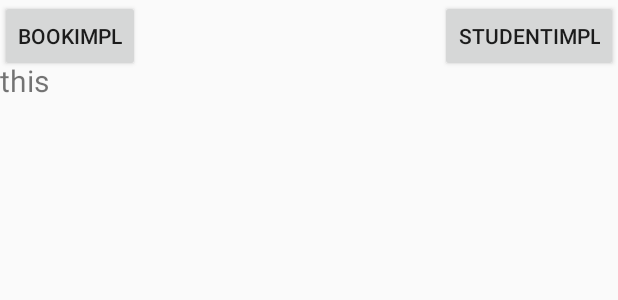
After one commit to sshhsun-code/AndroidReview, an Android app: the layout activity_binder_pool.xml on its own in the app's theme, with its tools: preview values and no code run, on a phone screen of 412 x 824 dp. The commit adds this screen. Shown: the top 300 px of the screen. Run offline under Robolectric (Android 15) with nearby library versions, the phone set to English and light mode, and no system bars.

Commit message:
[Code] 完善结束“Binder连接池”代码

```diff
--- a/app/src/main/AndroidManifest.xml
+++ b/app/src/main/AndroidManifest.xml
@@ -39,6 +39,8 @@
             android:launchMode="standard"/>
         <activity android:name=".aidl3.MessengerActivity"
             android:launchMode="standard"/>
+        <activity android:name=".aidl4_binderpool.BinderPoolActivity"
+            android:launchMode="standard"/>
         <service android:name=".adil_Test.MyAidlService"
             android:enabled="true"
             android:exported="true"
@@ -51,6 +53,10 @@
             android:enabled="true"
             android:exported="true"
             android:process=":aidl"/>
+        <service android:name=".aidl4_binderpool.BinderPoolService"
+            android:enabled="true"
+            android:exported="true"
+            android:process=":aidl"/>
     </application>
 
 </manifest>
--- a/app/src/main/java/com/review/sunqi/iamss/androidreview/MainActivity.java
+++ b/app/src/main/java/com/review/sunqi/iamss/androidreview/MainActivity.java
@@ -10,6 +10,7 @@ import android.view.View;
 import com.review.sunqi.iamss.androidreview.adil_Test.AidlTestActivity;
 import com.review.sunqi.iamss.androidreview.aidl2.AidlTest2Activity;
 import com.review.sunqi.iamss.androidreview.aidl3.MessengerActivity;
+import com.review.sunqi.iamss.androidreview.aidl4_binderpool.BinderPoolActivity;
 import com.review.sunqi.iamss.androidreview.fragment_test.HolderActivity;
 import com.review.sunqi.iamss.androidreview.serializablepkg.SerializableTestDemo;
 
@@ -29,6 +30,7 @@ public class MainActivity extends Activity {
         findViewById(R.id.fouth_activity_jump).setOnClickListener(mClickListener);
         findViewById(R.id.fifth_activity_jump).setOnClickListener(mClickListener);
         findViewById(R.id.sixth_activity_jump).setOnClickListener(mClickListener);
+        findViewById(R.id.binder_pool_activity_jump).setOnClickListener(mClickListener);
         Log.e(TAG, "onCreate");
     }
 
@@ -60,6 +62,10 @@ public class MainActivity extends Activity {
                     case R.id.sixth_activity_jump:
                         Intent intent5 = new Intent(MainActivity.this, MessengerActivity.class);
                         startActivity(intent5);
+                        break;
+                    case R.id.binder_pool_activity_jump:
+                        Intent intent6 = new Intent(MainActivity.this, BinderPoolActivity.class);
+                        startActivity(intent6);
                         break;
                 }
             }
--- /dev/null
+++ b/app/src/main/res/layout/activity_binder_pool.xml
@@ -0,0 +1,26 @@
+<?xml version="1.0" encoding="utf-8"?>
+<RelativeLayout xmlns:android="http://schemas.android.com/apk/res/android"
+    xmlns:app="http://schemas.android.com/apk/res-auto"
+    xmlns:tools="http://schemas.android.com/tools"
+    android:layout_width="match_parent"
+    android:layout_height="match_parent"
+    tools:context=".MainActivity">
+    <TextView
+        android:id="@+id/binder_pool_text"
+        android:layout_height="wrap_content"
+        android:layout_width="wrap_content"
+        android:layout_marginTop="40dp"
+        android:textSize="20sp"
+        android:text="this"/>
+    <Button
+        android:id="@+id/binder_pool_book_btn"
+        android:layout_height="wrap_content"
+        android:layout_width="wrap_content"
+        android:text="bookImpl"/>
+    <Button
+        android:id="@+id/binder_pool_student_btn"
+        android:layout_height="wrap_content"
+        android:layout_alignParentRight="true"
+        android:layout_width="wrap_content"
+        android:text="studentImpl"/>
+</RelativeLayout>
--- a/app/src/main/res/layout/content_main.xml
+++ b/app/src/main/res/layout/content_main.xml
@@ -45,6 +45,11 @@
                 android:layout_width="wrap_content"
                 android:layout_height="wrap_content"
                 android:text="IPC Messenger使用" />
+            <Button
+                android:id="@+id/binder_pool_activity_jump"
+                android:layout_width="wrap_content"
+                android:layout_height="wrap_content"
+                android:text="IPC binder_pool使用" />
         </LinearLayout>
     </ScrollView>
 
```
Also changed, not shown: app/src/main/java/com/review/sunqi/iamss/androidreview/aidl4_binderpool/BinderPool.java (added, +64 -0 lines), app/src/main/java/com/review/sunqi/iamss/androidreview/aidl4_binderpool/BinderPoolActivity.java (added, +58 -0 lines), app/src/main/java/com/review/sunqi/iamss/androidreview/aidl4_binderpool/BinderPoolService.java (+22 -2 lines), app/src/main/java/com/review/sunqi/iamss/androidreview/aidl4_binderpool/Constant.java (added, +10 -0 lines), app/src/main/java/com/review/sunqi/iamss/androidreview/aidl4_binderpool/IBookImpl.java (added, +19 -0 lines), app/src/main/java/com/review/sunqi/iamss/androidreview/aidl4_binderpool/IStudentImpl.java (added, +19 -0 lines).
